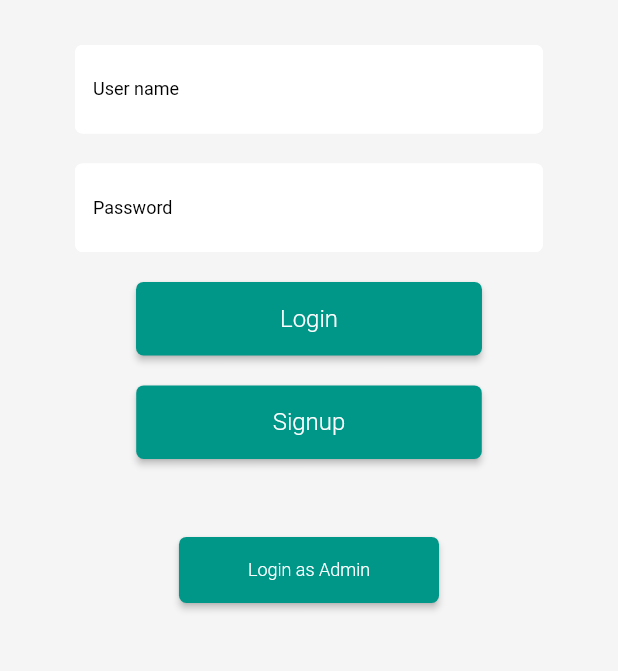
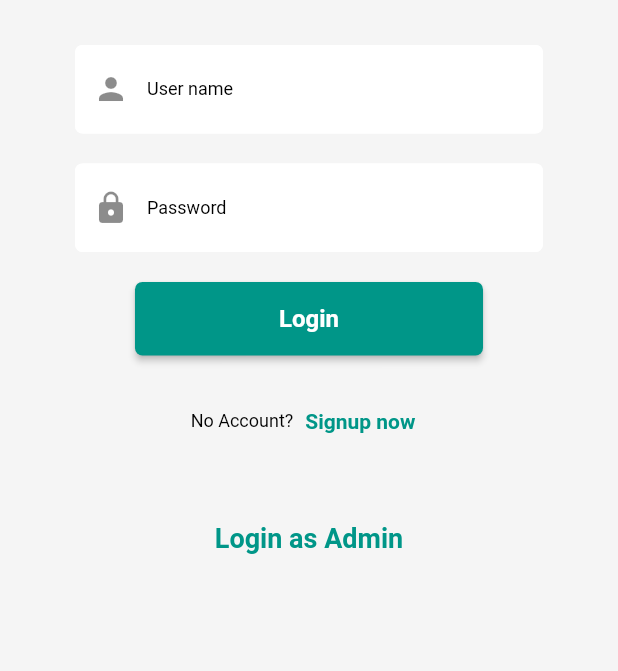
Before and after one commit to Lans12345/Crop-Management-Capstone-Project-, a Flutter app: the screen it shows after launch, on a phone screen of 412 x 824 dp, the part 462-1133 px from its top. Run offline on Flutter 3.47's test engine with Material 2 defaults, Android fonts, the phone set to English and light mode, and no system bars; our stand-ins replace cloud_firestore, firebase_core, get, get_storage, image_picker, webview_flutter; missing offline and left inert: text_to_speech, tflite; accounts and stored records are empty; Roboto replaces fonts that are missing (Quicksand).

Commit message:
Refractor the Login UI

```diff
--- a/lib/logIn/logInPage.dart
+++ b/lib/logIn/logInPage.dart
@@ -47,6 +47,7 @@ class LogInPage extends StatelessWidget {
                     userName = _input;
                   },
                   decoration: InputDecoration(
+                    prefixIcon: const Icon(Icons.person),
                     fillColor: Colors.white,
                     filled: true,
                     enabledBorder: OutlineInputBorder(
@@ -78,6 +79,7 @@ class LogInPage extends StatelessWidget {
                     password = _input;
                   },
                   decoration: InputDecoration(
+                    prefixIcon: const Icon(Icons.lock),
                     fillColor: Colors.white,
                     filled: true,
                     enabledBorder: OutlineInputBorder(
@@ -145,7 +147,7 @@ class LogInPage extends StatelessWidget {
                   padding: const EdgeInsets.fromLTRB(80, 15, 80, 15),
                   child: TextWidet(
                     text: 'Login',
-                    fw: FontWeight.w300,
+                    fw: FontWeight.bold,
                     color: Colors.white,
                     fontSize: 16.0,
                   ),
@@ -154,32 +156,30 @@ class LogInPage extends StatelessWidget {
               const SizedBox(
                 height: 20,
               ),
-              RaisedButton(
-                shape: RoundedRectangleBorder(
-                  borderRadius: BorderRadius.circular(5),
-                ),
-                color: Colors.teal,
-                onPressed: () {
-                  Get.to(() => SignUpPage());
-                },
-                child: Padding(
-                  padding: const EdgeInsets.fromLTRB(75, 15, 75, 15),
-                  child: TextWidet(
-                    text: 'Signup',
-                    fw: FontWeight.w300,
-                    color: Colors.white,
-                    fontSize: 16.0,
+              Row(
+                mainAxisAlignment: MainAxisAlignment.center,
+                children: [
+                  TextWidet(
+                      text: 'No Account?',
+                      fw: FontWeight.normal,
+                      color: Colors.black,
+                      fontSize: 12),
+                  TextButton(
+                    onPressed: () {
+                      Get.to(SignUpPage());
+                    },
+                    child: TextWidet(
+                        text: 'Signup now',
+                        fw: FontWeight.bold,
+                        color: Colors.teal,
+                        fontSize: 14),
                   ),
-                ),
+                ],
               ),
               const SizedBox(
-                height: 50,
+                height: 30,
               ),
-              RaisedButton(
-                shape: RoundedRectangleBorder(
-                  borderRadius: BorderRadius.circular(5),
-                ),
-                color: Colors.teal,
+              TextButton(
                 onPressed: () {
                   showDialog(
                       context: context,
@@ -280,15 +280,11 @@ class LogInPage extends StatelessWidget {
                             ],
                           ));
                 },
-                child: Padding(
-                  padding: const EdgeInsets.fromLTRB(30, 15, 30, 15),
-                  child: TextWidet(
+                child: TextWidet(
                     text: 'Login as Admin',
-                    fw: FontWeight.w300,
-                    color: Colors.white,
-                    fontSize: 12.0,
-                  ),
-                ),
+                    fw: FontWeight.bold,
+                    color: Colors.teal,
+                    fontSize: 18),
               ),
             ],
           ),
```
